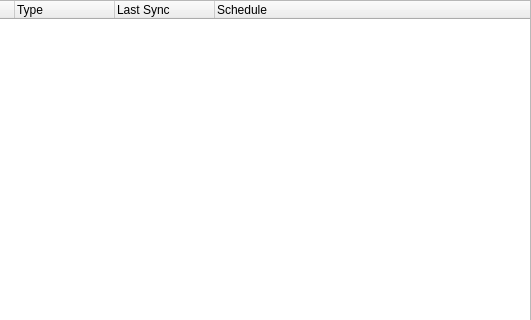
This is ui/sessionwidget.ui in CDrummond/carbon as Qt 5 draws it before an edit; both pictures show x 86 to 617 and y 0 to 320 of the 617 by 403 pixel window. The edited form follows.
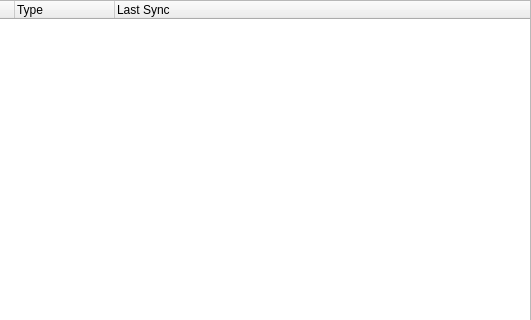
This is the edited form. Custom widgets are drawn as their Qt base class.

```diff
--- a/ui/sessionwidget.ui
+++ b/ui/sessionwidget.ui
@@ -33,11 +33,6 @@
        <string>Last Sync</string>
       </property>
      </column>
-     <column>
-      <property name="text" >
-       <string>Schedule</string>
-      </property>
-     </column>
     </widget>
    </item>
   </layout>
```
